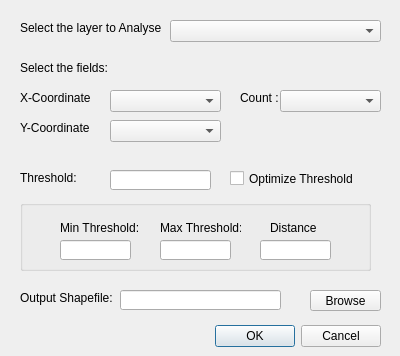
Before: the Qt Designer form hotspot_Analysis_dialog_base.ui in stanly3690/HotSpotAnalysis_Plugin, drawn with Qt 5.
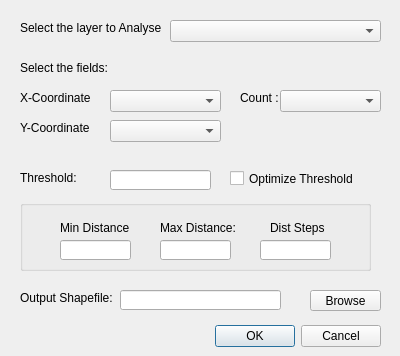
After: the same form once the commit is applied.

The edit to the form file:
```diff
--- a/hotspot_Analysis_dialog_base.ui
+++ b/hotspot_Analysis_dialog_base.ui
@@ -224,7 +224,7 @@
      </rect>
     </property>
     <property name="text">
-     <string>Min Threshold:</string>
+     <string>Min Distance</string>
     </property>
    </widget>
    <widget class="QLineEdit" name="lineEdit_dist">
@@ -247,7 +247,7 @@
      </rect>
     </property>
     <property name="text">
-     <string>Max Threshold:</string>
+     <string>Max Distance:</string>
     </property>
    </widget>
    <widget class="QLabel" name="label_8">
@@ -255,12 +255,12 @@
      <rect>
       <x>250</x>
       <y>20</y>
-      <width>47</width>
+      <width>61</width>
       <height>16</height>
      </rect>
     </property>
     <property name="text">
-     <string>Distance:</string>
+     <string>Dist Steps</string>
     </property>
    </widget>
    <widget class="QLineEdit" name="lineEdit_minT">
```
